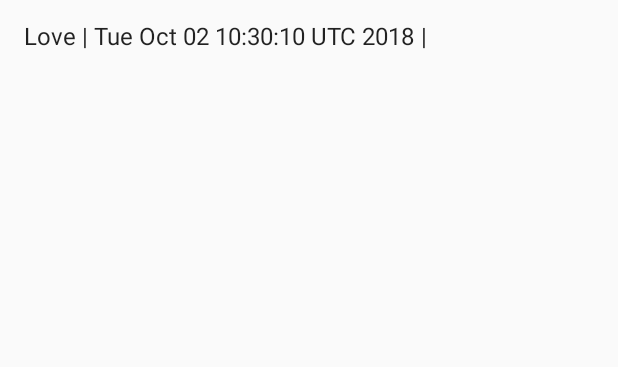
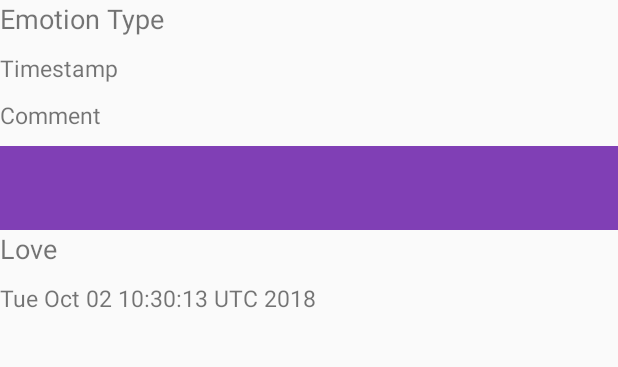
Before and after one commit to VeronicaSalm/vsalm-FeelsBook, an Android app: the screen it shows after launch (ViewHistoryActivity), after a tap on an icon or button, on a phone screen of 412 x 824 dp, the part 84-451 px from its top. Run offline under Robolectric (Android 15) with nearby library versions, the phone set to English and light mode, and no system bars.

Commit message:
Semi working

```diff
--- a/app/src/main/AndroidManifest.xml
+++ b/app/src/main/AndroidManifest.xml
@@ -17,7 +17,8 @@
             </intent-filter>
         </activity>
         <activity android:name=".ViewEmotionActivity" />
-        <activity android:name=".ViewHistoryActivity"></activity>
+        <activity android:name=".ViewHistoryActivity" />
+        <activity android:name=".ViewStatsActivity"></activity>
     </application>
 
 </manifest>
--- a/app/src/main/java/com/example/veronica/vsalm_feelsbook/Emotion.java
+++ b/app/src/main/java/com/example/veronica/vsalm_feelsbook/Emotion.java
@@ -30,10 +30,11 @@ public abstract class Emotion implements Serializable {
     Date getTimestamp() { return this.timestamp; }
     void setComment(String new_c) { this.comment = new_c; }
     void setTimestamp(Date t) { this.timestamp = t; }
+    String getTimestampString() {return this.timestamp.toString(); }
     String getTypeString() { return this.type; }
     void setTypeString(String t) { this.type = t; }
 
-    String getEmotionString() {
+    public String toString() {
         String emotion_string = this.type + " | " + this.timestamp.toString()
                                 + " | " + this.comment;
 
--- /dev/null
+++ b/app/src/main/java/com/example/veronica/vsalm_feelsbook/EmotionAdapter.java
@@ -0,0 +1,34 @@
+package com.example.veronica.vsalm_feelsbook;
+
+import android.content.Context;
+import android.media.Image;
+import android.view.LayoutInflater;
+import android.view.View;
+import android.view.ViewGroup;
+import android.widget.ArrayAdapter;
+import android.widget.ImageView;
+import android.widget.TextView;
+
+import java.util.ArrayList;
+
+public class EmotionAdapter extends ArrayAdapter<Emotion> {
+    public EmotionAdapter(Context context, ArrayList<Emotion> emotions) {
+        super(context, 0, emotions);
+    }
+
+    @Override
+    public View getView(int position, View convertView, ViewGroup parent) {
+        Emotion emotion = getItem(position);
+        if (convertView == null) {
+            convertView = LayoutInflater.from(getContext()).inflate(R.layout.activity_view_history, parent, false);
+        }
+        TextView type = (TextView) convertView.findViewById(R.id.type);
+        TextView date = (TextView) convertView.findViewById(R.id.date);
+        TextView comment = (TextView) convertView.findViewById(R.id.comment);
+//        ImageView emoji = (ImageView) convertView.findViewById(R.id.emoji);
+        type.setText(emotion.getTypeString());
+        date.setText(emotion.getTimestampString());
+        comment.setText(emotion.getComment());
+        return convertView;
+    }
+}
--- a/app/src/main/java/com/example/veronica/vsalm_feelsbook/ViewHistoryActivity.java
+++ b/app/src/main/java/com/example/veronica/vsalm_feelsbook/ViewHistoryActivity.java
@@ -12,9 +12,7 @@ import java.io.Serializable;
 import java.util.ArrayList;
 
 public class ViewHistoryActivity extends AppCompatActivity {
-
-    ArrayList<String> emotions=new ArrayList<String>();
-    ArrayAdapter<String> adapter;
+    EmotionAdapter adapter;
     ListView emotionView;
 
     @Override
@@ -27,15 +25,21 @@ public class ViewHistoryActivity extends AppCompatActivity {
 //        toolbar.setNavigationIcon(R.drawable.ic_launcher_foreground);
         toolbar.setTitle(R.string.app_name);
 
-        adapter=new ArrayAdapter<String>(this,
-                android.R.layout.simple_list_item_1,
+        ArrayList<Emotion> emotions = (ArrayList<Emotion>) getIntent().getSerializableExtra("Emotions");
+
+//        for (Emotion e: emotions) {
+//            adapter.add(e.getEmotionString());
+//        }
+
+
+        adapter=new EmotionAdapter(this,
                 emotions);
 
         emotionView = (ListView) findViewById(R.id.emotionList);
         emotionView.setAdapter(adapter);
 
-        Emotion e = (Emotion) getIntent().getSerializableExtra("Emotion");
-        adapter.add(e.getEmotionString());
+        adapter.notifyDataSetChanged();
+//
     }
 
     @Override
--- a/app/src/main/res/layout/activity_view_history.xml
+++ b/app/src/main/res/layout/activity_view_history.xml
@@ -1,4 +1,11 @@
 <?xml version="1.0" encoding="utf-8"?>
+<RelativeLayout xmlns:android="http://schemas.android.com/apk/res/android"
+    android:layout_width="match_parent"
+    android:layout_height="wrap_content"
+    android:orientation="vertical">
+
+
+
     <LinearLayout xmlns:android="http://schemas.android.com/apk/res/android"
         xmlns:tools="http://schemas.android.com/tools"
         android:orientation="vertical"
@@ -13,9 +20,42 @@
             android:background="@color/colorPrimary"
             android:minHeight="?attr/actionBarSize"/>
 
+        <LinearLayout
+            xmlns:android="http://schemas.android.com/apk/res/android"
+            android:layout_width="match_parent"
+            android:layout_height="wrap_content"
+            android:orientation="vertical">
+
+            <TextView
+                android:id="@+id/type"
+                android:layout_width="match_parent"
+                android:layout_height="wrap_content"
+                android:layout_marginBottom="10dp"
+                android:text="Emotion Type"
+                android:textSize="18sp" />
+
+            <TextView
+                android:id="@+id/date"
+                android:layout_width="match_parent"
+                android:layout_height="wrap_content"
+                android:layout_marginBottom="10dp"
+                android:text="Timestamp"
+                android:textSize="15sp" />
+
+            <TextView
+                android:id="@+id/comment"
+                android:layout_width="match_parent"
+                android:layout_height="wrap_content"
+                android:layout_marginBottom="10dp"
+                android:text="Comment"
+                android:textSize="15sp" />
+        </LinearLayout>
+
         <ListView
             android:id="@+id/emotionList"
             android:layout_width="wrap_content"
             android:layout_height="wrap_content"
         />
 </LinearLayout>
+
+</RelativeLayout>
```
Also changed, not shown: app/src/main/java/com/example/veronica/vsalm_feelsbook/MainActivity.java (+40 -4 lines), app/src/main/java/com/example/veronica/vsalm_feelsbook/ViewStatsActivity.java (added, +28 -0 lines), app/src/main/res/layout/activity_view_stats.xml (added, +36 -0 lines), app/src/main/res/layout/emotion_entry.xml (added, +91 -0 lines). Lines whose indentation alone changed are shown as unchanged.
